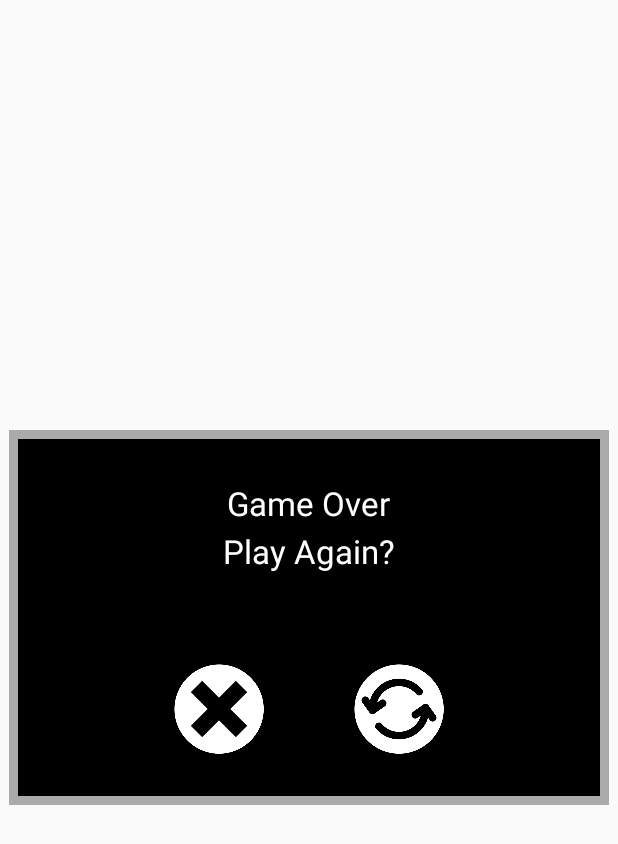
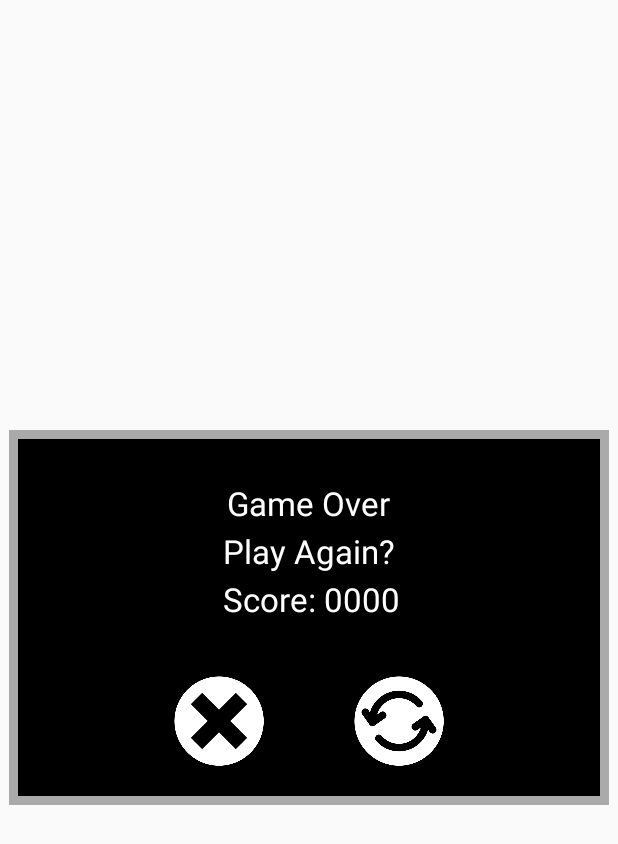
Before and after one commit to BossyFi/JuegoGrupoG, an Android app: the layout dialog_game_over.xml on its own in the app's theme, with its tools: preview values and no code run, on a phone screen of 412 x 824 dp. Shown: the top 844 px of the screen. Run offline under Robolectric (Android 15) with nearby library versions, the phone set to English and light mode, and no system bars.

Commit message:
- Se muestra la puntuación al terminar la partida y con esto, se han completado todos los requisitos mínimos.

```diff
--- a/app/src/main/java/dadm/scaffold/space/GameController.java
+++ b/app/src/main/java/dadm/scaffold/space/GameController.java
@@ -23,7 +23,7 @@ public class GameController extends GameObject {
     private long waitingTime;
     private int INITIAL_LIFES = 4;
     private int numLives = 0;
-    private long STOPPING_WAVE_WAITING_TIME = 2000;
+    private long STOPPING_WAVE_WAITING_TIME = 1000;
     private long WAITING_TIME = 500;
 
     public enum GameControllerState {
@@ -134,6 +134,7 @@ public class GameController extends GameObject {
             public void run() {
                 GameOverDialog quitDialog = new GameOverDialog((ScaffoldActivity) parent.getActivity());
                 quitDialog.setListener(parent);
+                quitDialog.setGameOverPoints(parent.getFinalScore());
                 parent.showDialog(quitDialog);
             }
         });
--- a/app/src/main/res/layout/dialog_game_over.xml
+++ b/app/src/main/res/layout/dialog_game_over.xml
@@ -15,12 +15,38 @@
         android:textColor="@color/text_color" />
 
     <TextView
+        android:id="@+id/text_play_again"
         style="@android:style/TextAppearance.Large"
         android:layout_width="wrap_content"
         android:layout_height="wrap_content"
         android:layout_centerHorizontal="true"
-        android:layout_marginTop="@dimen/activity_vertical_marginx2"
+        android:layout_marginTop="@dimen/activity_vertical_marginx3"
         android:text="@string/play_again"
+        android:textColor="@color/text_color" />
+
+    <TextView
+        android:id="@+id/final_score"
+        style="@android:style/TextAppearance.Large"
+        android:layout_width="wrap_content"
+        android:layout_height="wrap_content"
+        android:layout_alignStart="@id/text_play_again"
+        android:layout_alignLeft="@id/text_play_again"
+        android:layout_centerHorizontal="false"
+        android:layout_marginTop="@dimen/activity_vertical_marginx5"
+        android:text="@string/final_score"
+        android:textColor="@color/text_color" />
+
+    <TextView
+        android:id="@+id/final_score_value"
+        style="@android:style/TextAppearance.Large"
+        android:layout_width="wrap_content"
+        android:layout_height="wrap_content"
+        android:layout_alignBaseline="@id/final_score"
+        android:layout_toEndOf="@id/final_score"
+        android:layout_toRightOf="@id/final_score"
+        android:paddingStart="5dp"
+        android:paddingLeft="5dp"
+        android:text="0000"
         android:textColor="@color/text_color" />
 
     <LinearLayout
@@ -28,7 +54,7 @@
         android:layout_height="wrap_content"
         android:layout_alignParentBottom="true"
         android:layout_centerHorizontal="true"
-        android:layout_marginBottom="@dimen/activity_vertical_margin">
+        android:layout_marginBottom="@dimen/activity_vertical_marginx0.5">
 
         <ImageView
             android:id="@+id/exit_game"
--- a/app/src/main/res/values/dimens.xml
+++ b/app/src/main/res/values/dimens.xml
@@ -3,7 +3,9 @@
     <!-- Default screen margins, per the Android Design guidelines. -->
     <dimen name="activity_horizontal_margin">16dp</dimen>
     <dimen name="activity_vertical_margin">16dp</dimen>
-    <dimen name="activity_vertical_marginx2">48dp</dimen>
+    <dimen name="activity_vertical_marginx0.5">8dp</dimen>
+    <dimen name="activity_vertical_marginx3">48dp</dimen>
+    <dimen name="activity_vertical_marginx5">80dp</dimen>
     <dimen name="activity_less_vertical_margin">8dp</dimen>
     <dimen name="keypad_size">56dp</dimen>
     <dimen name="square_button_padding">18dp</dimen>
--- a/app/src/main/res/values/strings.xml
+++ b/app/src/main/res/values/strings.xml
@@ -18,5 +18,6 @@
     <string name="exit_confirm">Exit Game?</string>
     <string name="game_over">Game Over</string>
     <string name="play_again">Play Again?</string>
+    <string name="final_score">Score: </string>
 
 </resources>
```
Also changed, not shown: app/src/main/java/dadm/scaffold/counter/GameFragment.java (+9 -8 lines), app/src/main/java/dadm/scaffold/counter/GameOverDialog.java (+9 -0 lines), app/src/main/java/dadm/scaffold/engine/ScoreGameObject.java (+7 -1 lines).
